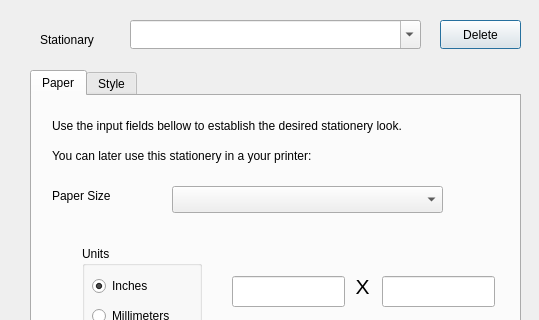
Old version of the form HerculesStudio/HercPrinter/StationeryDialog.ui in the repository fsword7/hercgui; both pictures show x 0 to 539 and y 0 to 320 of the 539 by 618 pixel window.
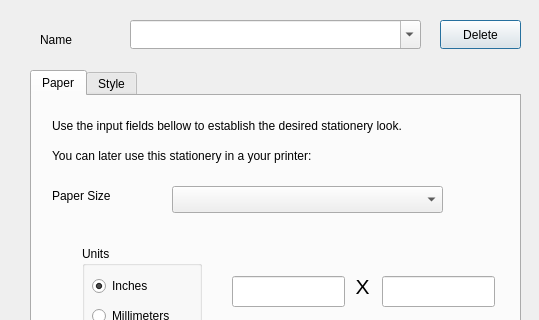
New version of the form.

The edit to the form file:
```diff
--- a/HerculesStudio/HercPrinter/StationeryDialog.ui
+++ b/HerculesStudio/HercPrinter/StationeryDialog.ui
@@ -358,7 +358,7 @@
     </rect>
    </property>
    <property name="text">
-    <string>Stationary</string>
+    <string>Name</string>
    </property>
   </widget>
   <widget class="QPushButton" name="deleteButton">
```
